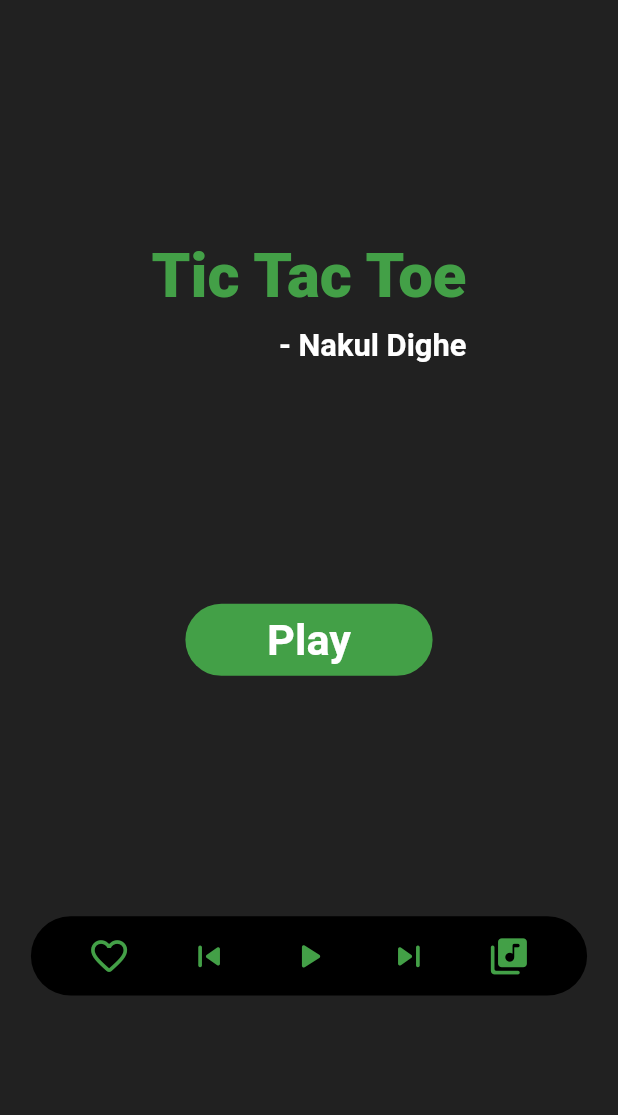
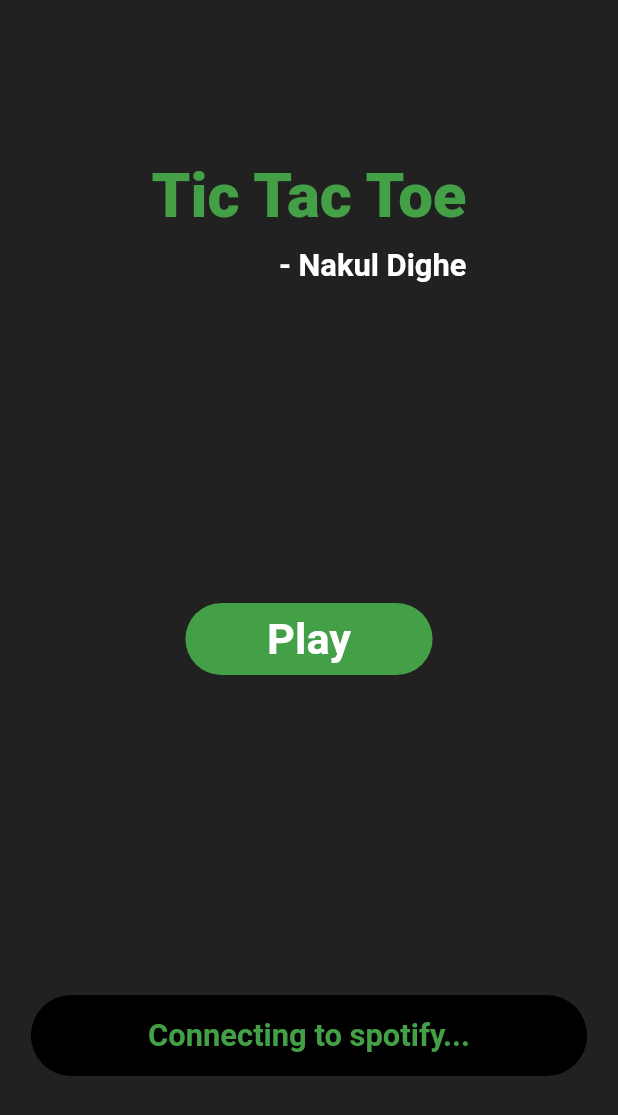
Before and after one commit to Nakul-D/Spotify-Tic-Tac-Toe, a Flutter app: the screen it shows after launch, after a tap on "Play", on a phone screen of 412 x 824 dp. Shown: the top 1115 px of the screen. Run offline on Flutter 3.47's test engine with Material 2 defaults, Android fonts, the phone set to English and light mode, and no system bars; our stand-ins replace flutter_bloc; missing offline and left inert: spotify_sdk.

Commit message:
Spotify functionality added

```diff
--- /dev/null
+++ b/app/lib/logic/spotifyBloc.dart
@@ -0,0 +1,140 @@
+import 'package:flutter_bloc/flutter_bloc.dart';
+import 'dart:typed_data';
+import 'package:flutter/services.dart';
+import 'package:app/logic/spotifyEvents.dart';
+import 'package:spotify_sdk/models/image_uri.dart';
+import 'package:spotify_sdk/spotify_sdk.dart';
+import 'package:spotify_sdk/models/player_state.dart';
+import 'package:spotify_sdk/models/connection_status.dart';
+
+const String clientId = '';
+const String redirectUrl = '';
+
+class SpotifyController extends Bloc<SpotifyEvents, dynamic> {
+
+  SpotifyController() : super(null);
+
+  Stream<ConnectionStatus> connectionStatus = SpotifySdk.subscribeConnectionStatus();
+  Stream<PlayerState> playerState = SpotifySdk.subscribePlayerState();
+
+  @override
+  Stream<dynamic> mapEventToState(SpotifyEvents event) async* {
+
+    if (event is ConnectToSpotify) {
+      yield _connectToSpotifyRemote();
+    }
+
+    if (event is PlayAlbum) {
+      _play(event.uri);
+    }
+
+    if (event is Resume) {
+      _resume();
+    }
+
+    if (event is Pause) {
+      _pause();
+    }
+
+    if (event is SkipNext) {
+      _skipNext();
+    }
+
+    if (event is SkipPrevious) {
+      _skipPrevious();
+    }
+
+    if (event is ToggleShuffle) {
+      _toggleShuffle();
+    }
+
+  }
+}
+
+// Connect to spotify
+Future<bool> _connectToSpotifyRemote() async {
+  try {
+    bool result = await SpotifySdk.connectToSpotifyRemote(
+      clientId: clientId,
+      redirectUrl: redirectUrl,
+    );
+    return result;
+  } on PlatformException catch (e) {
+    print('${e.code} :${ e.message}');
+    return false;
+  } on MissingPluginException {
+    return false;
+  }
+}
+
+// Play a new track
+Future<void> _play(String uri) async {
+  try {
+    await SpotifySdk.play(spotifyUri: uri);
+  } on PlatformException catch (e) {
+    print('${e.code} :${ e.message}');
+  } on MissingPluginException {
+    print('Error');
+  }
+}
+
+// Resume playing track
+Future<void> _resume() async {
+  try {
+    await SpotifySdk.resume();
+  } on PlatformException catch (e) {
+    print('${e.code} :${ e.message}');
+  } on MissingPluginException {
+    print('Error');
+  }
+}
+
+// Pause playing track
+Future<void> _pause() async {
+  try {
+    await SpotifySdk.pause();
+  } on PlatformException catch (e) {
+    print('${e.code} :${ e.message}');
+  } on MissingPluginException {
+    print('Error');
+  }
+}
+
+// Shuffle the tracks
+Future<void> _toggleShuffle() async {
+  try {
+    await SpotifySdk.toggleShuffle();
+  } on PlatformException catch (e) {
+    print('${e.code} :${ e.message}');
+  } on MissingPluginException {
+    print('Error');
+  }
+}
+
+// Skip to previous track
+Future<void> _skipPrevious() async {
+  try {
+    await SpotifySdk.skipPrevious();
+  } on PlatformException catch (e) {
+    print('${e.code} :${ e.message}');
+  } on MissingPluginException {
+    print('Error');
+  }
+}
+
+// Skip to next track
+Future<void> _skipNext() async {
+  try {
+    await SpotifySdk.skipNext();
+  } on PlatformException catch (e) {
+    print('${e.code} :${ e.message}');
+  } on MissingPluginException {
+    print('Error');
+  }
+}
+
+// Get image of the current track
+Future<Uint8List?> getImage(String imageUri) async {
+  Uint8List? image = await SpotifySdk.getImage(imageUri: ImageUri(imageUri), dimension: ImageDimension.large);
+  return image;
+}
--- /dev/null
+++ b/app/lib/logic/spotifyEvents.dart
@@ -0,0 +1,18 @@
+abstract class SpotifyEvents {}
+
+class ConnectToSpotify extends SpotifyEvents {}
+
+class Resume extends SpotifyEvents {}
+
+class Pause extends SpotifyEvents {}
+
+class SkipNext extends SpotifyEvents {}
+
+class SkipPrevious extends SpotifyEvents {}
+
+class ToggleShuffle extends SpotifyEvents {}
+
+class PlayAlbum extends SpotifyEvents {
+  String uri;
+  PlayAlbum ({required this.uri});
+}
--- a/app/lib/screens/homeScreen.dart
+++ b/app/lib/screens/homeScreen.dart
@@ -1,13 +1,31 @@
 import 'package:flutter/material.dart';
+import 'package:app/logic/spotifyBloc.dart';
+import 'package:app/logic/spotifyEvents.dart';
 import 'package:app/widgets/musicController.dart';
+import 'package:spotify_sdk/models/connection_status.dart';
 
-class HomeScreen extends StatelessWidget {
+class HomeScreen extends StatefulWidget {
   const HomeScreen({ Key? key }) : super(key: key);
 
   @override
+  _HomeScreenState createState() => _HomeScreenState();
+}
+
+class _HomeScreenState extends State<HomeScreen> {
+
+  late SpotifyController spotifyController;
+
+  void initState() {
+    spotifyController = SpotifyController();
+    super.initState();
+    SpotifyEvents event = ConnectToSpotify();
+    spotifyController.add(event);
+  }
+
+  @override
   Widget build(BuildContext context) {
-    final double width = MediaQuery.of(context).size.width;
-    final double height = MediaQuery.of(context).size.height;
+    double width = MediaQuery.of(context).size.width;
+    double height = MediaQuery.of(context).size.height;
     return Scaffold(
       backgroundColor: Colors.grey[900],
       body: SafeArea(
@@ -37,6 +55,7 @@ class HomeScreen extends StatelessWidget {
                   ),
                 ],
               ),
+              SizedBox(),
               GestureDetector(
                 child: Container(
                   alignment: Alignment.center,
@@ -59,7 +78,40 @@ class HomeScreen extends StatelessWidget {
                   print("PlayScreen");
                 },
               ),
-              MusicController(width: width, height: height)
+              SizedBox(),
+              StreamBuilder(
+                stream: spotifyController.connectionStatus,
+                builder: (context, AsyncSnapshot<ConnectionStatus> snapshot) {
+                  if (snapshot.data != null) {
+                    ConnectionStatus status = snapshot.data!;
+                    if (status.connected) {
+                      return MusicController(
+                        width: width,
+                        height: height,
+                        spotifyController: spotifyController,
+                      );
+                    }
+                  }
+                  return Container(
+                    padding: EdgeInsets.only(top: 15.0, bottom: 15.0),
+                    width: width * 0.9,
+                    child: Center(
+                      child: Text(
+                        "Connecting to spotify...",
+                        style: TextStyle(
+                          color: Colors.green[600],
+                          fontSize: width * 0.05,
+                          fontWeight: FontWeight.bold
+                        ),
+                      ),
+                    ),
+                    decoration: BoxDecoration(
+                      color: Colors.black,
+                      borderRadius: BorderRadius.circular(100.0)
+                    ),
+                  );
+                }
+              ),
             ],
           ),
         ),
```
Also changed, not shown: app/lib/widgets/albumsPanel.dart (+42 -24 lines), app/lib/widgets/musicController.dart (+47 -28 lines).
